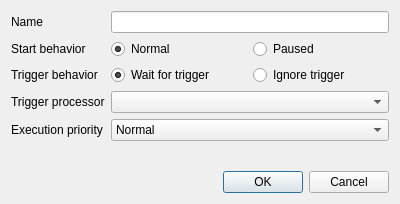
Qt form modules/olvis3/projects/OlvisGuiPlugin/src/ProcessorConnect/ChangeProcessorDialog.ui (OFFIS-Automation/Framework) before a commit.
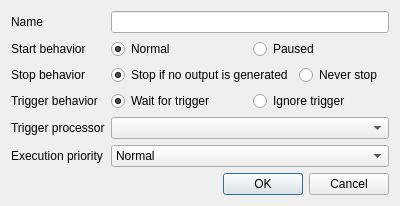
The same form after that commit.

Commit message: new flag: processor stopping behavior

Diff of the .ui file:
```diff
--- a/modules/olvis3/projects/OlvisGuiPlugin/src/ProcessorConnect/ChangeProcessorDialog.ui
+++ b/modules/olvis3/projects/OlvisGuiPlugin/src/ProcessorConnect/ChangeProcessorDialog.ui
@@ -42,14 +42,21 @@
        </property>
       </widget>
      </item>
-     <item row="4" column="0">
+     <item row="2" column="0">
+      <widget class="QLabel" name="stopBehaviorLabel">
+       <property name="text">
+        <string>Stop behavior</string>
+       </property>
+      </widget>
+     </item>
+     <item row="5" column="0">
       <widget class="QLabel" name="priorityLabel">
        <property name="text">
         <string>Execution priority</string>
        </property>
       </widget>
      </item>
-     <item row="4" column="1">
+     <item row="5" column="1">
       <widget class="QComboBox" name="priorityComboBox">
        <property name="currentIndex">
         <number>3</number>
@@ -91,24 +98,24 @@
        </item>
       </widget>
      </item>
-     <item row="2" column="0">
+     <item row="3" column="0">
       <widget class="QLabel" name="triggerBehaviorLabel">
        <property name="text">
         <string>Trigger behavior</string>
        </property>
       </widget>
      </item>
-     <item row="3" column="0">
+     <item row="4" column="0">
       <widget class="QLabel" name="triggerProcessorLabel">
        <property name="text">
         <string>Trigger processor</string>
        </property>
       </widget>
      </item>
-     <item row="3" column="1">
+     <item row="4" column="1">
       <widget class="QComboBox" name="triggerBox"/>
      </item>
-     <item row="2" column="1">
+     <item row="3" column="1">
       <widget class="QWidget" name="widget_2" native="true">
        <layout class="QHBoxLayout" name="horizontalLayout">
         <property name="margin">
@@ -163,6 +170,44 @@
        </layout>
       </widget>
      </item>
+     <item row="2" column="1">
+      <widget class="QWidget" name="widget_22" native="true">
+       <layout class="QHBoxLayout" name="horizontalLayout_22">
+        <property name="sizeConstraint">
+         <enum>QLayout::SetDefaultConstraint</enum>
+        </property>
+        <property name="leftMargin">
+         <number>0</number>
+        </property>
+        <property name="topMargin">
+         <number>0</number>
+        </property>
+        <property name="rightMargin">
+         <number>0</number>
+        </property>
+        <property name="bottomMargin">
+         <number>0</number>
+        </property>
+        <item>
+         <widget class="QRadioButton" name="stopOnNoOutput">
+          <property name="text">
+           <string>Stop if no output is generated</string>
+          </property>
+          <property name="checked">
+           <bool>true</bool>
+          </property>
+         </widget>
+        </item>
+        <item>
+         <widget class="QRadioButton" name="neverStop">
+          <property name="text">
+           <string>Never stop</string>
+          </property>
+         </widget>
+        </item>
+       </layout>
+      </widget>
+     </item>
     </layout>
    </item>
    <item>
```
Left out of the diff: 22 changed lines with no effect on the pictures. The commit also changes 10 other files.
